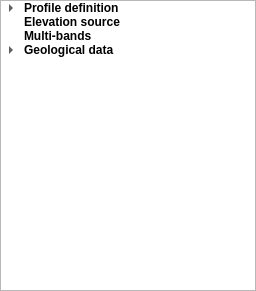
Qt form ui/choices_treewidget.ui (mauroalberti/qProf) before a commit.
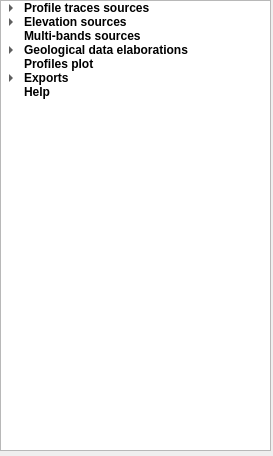
The same form after that commit. Icons and pictures are not drawn.

Commit message: Implementing treewidget definitions

```diff
--- a/ui/choices_treewidget.ui
+++ b/ui/choices_treewidget.ui
@@ -6,8 +6,8 @@
    <rect>
     <x>0</x>
     <y>0</y>
-    <width>256</width>
-    <height>291</height>
+    <width>273</width>
+    <height>456</height>
    </rect>
   </property>
   <property name="windowTitle">
@@ -22,8 +22,8 @@
     <rect>
      <x>0</x>
      <y>0</y>
-     <width>256</width>
-     <height>291</height>
+     <width>271</width>
+     <height>451</height>
     </rect>
    </property>
    <property name="autoFillBackground">
@@ -42,7 +42,7 @@
    </column>
    <item>
     <property name="text">
-     <string>Profile definition</string>
+     <string>Profile traces sources</string>
     </property>
     <property name="font">
      <font>
@@ -56,7 +56,7 @@
     </property>
     <item>
      <property name="text">
-      <string>Read from line layer</string>
+      <string>Select from line layer</string>
      </property>
     </item>
     <item>
@@ -71,13 +71,13 @@
     </item>
     <item>
      <property name="text">
-      <string>From GPX file</string>
+      <string>Select from GPX file track</string>
      </property>
     </item>
    </item>
    <item>
     <property name="text">
-     <string>Elevation source</string>
+     <string>Elevation sources</string>
     </property>
     <property name="font">
      <font>
@@ -85,10 +85,20 @@
       <bold>true</bold>
      </font>
     </property>
+    <item>
+     <property name="text">
+      <string>DEMs</string>
+     </property>
+    </item>
+    <item>
+     <property name="text">
+      <string>GPX file</string>
+     </property>
+    </item>
    </item>
    <item>
     <property name="text">
-     <string>Multi-bands</string>
+     <string>Multi-bands sources</string>
     </property>
     <property name="font">
      <font>
@@ -99,7 +109,7 @@
    </item>
    <item>
     <property name="text">
-     <string>Geological data</string>
+     <string>Geological data elaborations</string>
     </property>
     <property name="font">
      <font>
@@ -128,6 +138,74 @@
      </property>
     </item>
    </item>
+   <item>
+    <property name="text">
+     <string>Profiles plot</string>
+    </property>
+    <property name="font">
+     <font>
+      <weight>75</weight>
+      <bold>true</bold>
+     </font>
+    </property>
+   </item>
+   <item>
+    <property name="text">
+     <string>Exports</string>
+    </property>
+    <property name="font">
+     <font>
+      <weight>75</weight>
+      <bold>true</bold>
+     </font>
+    </property>
+    <item>
+     <property name="text">
+      <string>Figure</string>
+     </property>
+    </item>
+    <item>
+     <property name="text">
+      <string>Data</string>
+     </property>
+     <item>
+      <property name="text">
+       <string>Topographic profile</string>
+      </property>
+     </item>
+     <item>
+      <property name="text">
+       <string>Projected geological attitudes</string>
+      </property>
+     </item>
+     <item>
+      <property name="text">
+       <string>Projected geological lines</string>
+      </property>
+     </item>
+     <item>
+      <property name="text">
+       <string>Line intersections</string>
+      </property>
+     </item>
+     <item>
+      <property name="text">
+       <string>Polygons intersections</string>
+      </property>
+     </item>
+    </item>
+   </item>
+   <item>
+    <property name="text">
+     <string>Help</string>
+    </property>
+    <property name="font">
+     <font>
+      <weight>75</weight>
+      <bold>true</bold>
+     </font>
+    </property>
+   </item>
   </widget>
  </widget>
  <resources/>
```
The commit also changes 1 other file.
